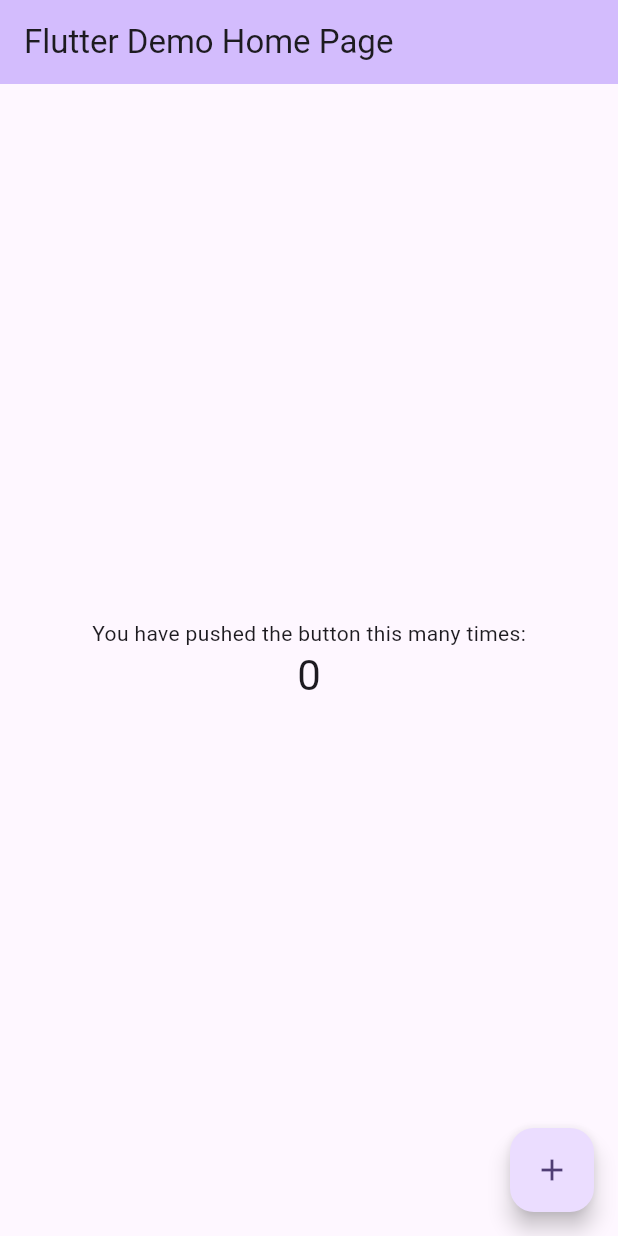
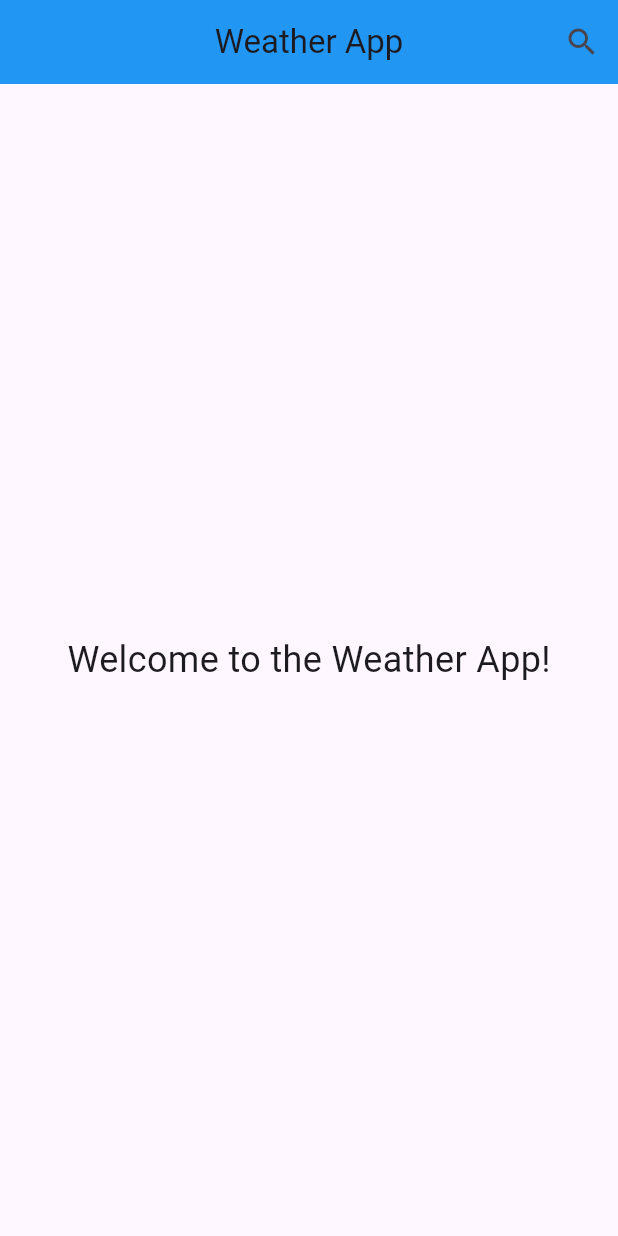
Before and after one commit to IbrahimElshishtawy/weather-app, a Flutter app: the screen it shows after launch, on a phone screen of 412 x 824 dp. Run offline on Flutter 3.47's test engine with Material 3 defaults, Android fonts, the phone set to English and light mode, and no system bars.

Commit message:
create ui
my create screan page home and reacher

```diff
--- a/lib/main.dart
+++ b/lib/main.dart
@@ -1,4 +1,5 @@
 import 'package:flutter/material.dart';
+import 'package:weather/screenpage/homepage.dart';
 
 void main() {
   runApp(const MyApp());
@@ -7,116 +8,13 @@ void main() {
 class MyApp extends StatelessWidget {
   const MyApp({super.key});
 
-  // This widget is the root of your application.
   @override
   Widget build(BuildContext context) {
     return MaterialApp(
-      title: 'Flutter Demo',
-      theme: ThemeData(
-        // This is the theme of your application.
-        //
-        // TRY THIS: Try running your application with "flutter run". You'll see
-        // the application has a purple toolbar. Then, without quitting the app,
-        // try changing the seedColor in the colorScheme below to Colors.green
-        // and then invoke "hot reload" (save your changes or press the "hot
-        // reload" button in a Flutter-supported IDE, or press "r" if you used
-        // the command line to start the app).
-        //
-        // Notice that the counter didn't reset back to zero; the application
-        // state is not lost during the reload. To reset the state, use hot
-        // restart instead.
-        //
-        // This works for code too, not just values: Most code changes can be
-        // tested with just a hot reload.
-        colorScheme: ColorScheme.fromSeed(seedColor: Colors.deepPurple),
-      ),
-      home: const MyHomePage(title: 'Flutter Demo Home Page'),
+      debugShowCheckedModeBanner: false,
+      title: 'Weather App',
+      theme: ThemeData(primarySwatch: Colors.blue),
+      home: const Homepage(),
     );
   }
 }
-
-class MyHomePage extends StatefulWidget {
-  const MyHomePage({super.key, required this.title});
-
-  // This widget is the home page of your application. It is stateful, meaning
-  // that it has a State object (defined below) that contains fields that affect
-  // how it looks.
-
-  // This class is the configuration for the state. It holds the values (in this
-  // case the title) provided by the parent (in this case the App widget) and
-  // used by the build method of the State. Fields in a Widget subclass are
-  // always marked "final".
-
-  final String title;
-
-  @override
-  State<MyHomePage> createState() => _MyHomePageState();
-}
-
-class _MyHomePageState extends State<MyHomePage> {
-  int _counter = 0;
-
-  void _incrementCounter() {
-    setState(() {
-      // This call to setState tells the Flutter framework that something has
-      // changed in this State, which causes it to rerun the build method below
-      // so that the display can reflect the updated values. If we changed
-      // _counter without calling setState(), then the build method would not be
-      // called again, and so nothing would appear to happen.
-      _counter++;
-    });
-  }
-
-  @override
-  Widget build(BuildContext context) {
-    // This method is rerun every time setState is called, for instance as done
-    // by the _incrementCounter method above.
-    //
-    // The Flutter framework has been optimized to make rerunning build methods
-    // fast, so that you can just rebuild anything that needs updating rather
-    // than having to individually change instances of widgets.
-    return Scaffold(
-      appBar: AppBar(
-        // TRY THIS: Try changing the color here to a specific color (to
-        // Colors.amber, perhaps?) and trigger a hot reload to see the AppBar
-        // change color while the other colors stay the same.
-        backgroundColor: Theme.of(context).colorScheme.inversePrimary,
-        // Here we take the value from the MyHomePage object that was created by
-        // the App.build method, and use it to set our appbar title.
-        title: Text(widget.title),
-      ),
-      body: Center(
-        // Center is a layout widget. It takes a single child and positions it
-        // in the middle of the parent.
-        child: Column(
-          // Column is also a layout widget. It takes a list of children and
-          // arranges them vertically. By default, it sizes itself to fit its
-          // children horizontally, and tries to be as tall as its parent.
-          //
-          // Column has various properties to control how it sizes itself and
-          // how it positions its children. Here we use mainAxisAlignment to
-          // center the children vertically; the main axis here is the vertical
-          // axis because Columns are vertical (the cross axis would be
-          // horizontal).
-          //
-          // TRY THIS: Invoke "debug painting" (choose the "Toggle Debug Paint"
-          // action in the IDE, or press "p" in the console), to see the
-          // wireframe for each widget.
-          mainAxisAlignment: MainAxisAlignment.center,
-          children: <Widget>[
-            const Text('You have pushed the button this many times:'),
-            Text(
-              '$_counter',
-              style: Theme.of(context).textTheme.headlineMedium,
-            ),
-          ],
-        ),
-      ),
-      floatingActionButton: FloatingActionButton(
-        onPressed: _incrementCounter,
-        tooltip: 'Increment',
-        child: const Icon(Icons.add),
-      ), // This trailing comma makes auto-formatting nicer for build methods.
-    );
-  }
-}
--- a/lib/screenpage/homepage.dart
+++ b/lib/screenpage/homepage.dart
@@ -0,0 +1,38 @@
+import 'package:flutter/material.dart';
+import 'package:weather/screenpage/searchpage.dart';
+
+class Homepage extends StatelessWidget {
+  const Homepage({super.key});
+
+  @override
+  Widget build(BuildContext context) {
+    return Scaffold(
+      appBar: AppBar(
+        backgroundColor: Colors.blue,
+
+        title: const Text('Weather App'),
+        centerTitle: true,
+        actions: [
+          IconButton(
+            icon: const Icon(Icons.search),
+            onPressed: () {
+              // Action for settings button
+              Navigator.push(
+                context,
+                MaterialPageRoute(builder: (context) => const Searchpage()),
+              );
+            },
+          ),
+        ],
+      ),
+      body: Center(
+        child: Column(
+          mainAxisAlignment: MainAxisAlignment.center,
+          children: const <Widget>[
+            Text('Welcome to the Weather App!', style: TextStyle(fontSize: 24)),
+          ],
+        ),
+      ),
+    );
+  }
+}
```
Also changed, not shown: lib/screenpage/searchpage.dart (+46 -0 lines).
